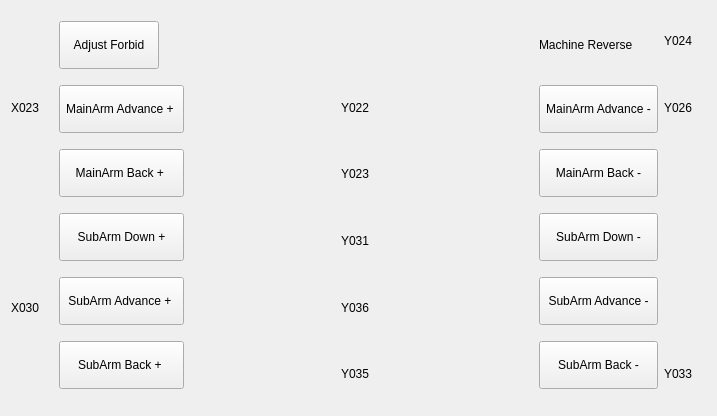
Above: hcmanualoperation/hcmanualadjustframe.ui from GaussCheng/2-5AxisPunch before the change. Below: the same form after it.
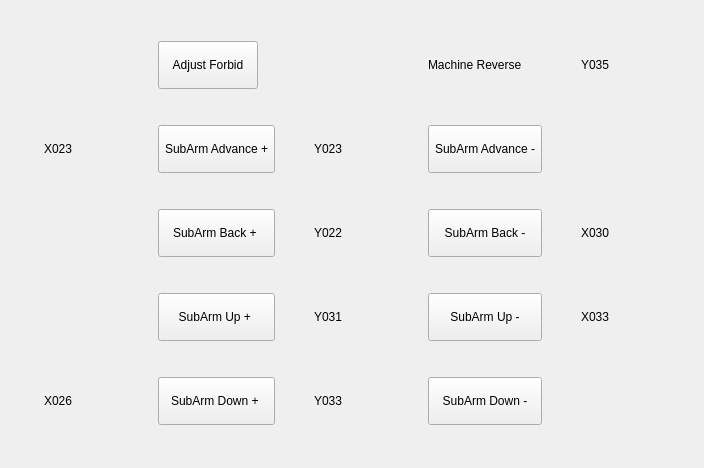
That is the form after the change. Icons and pictures are not drawn.

The edit to the form file:
```diff
--- a/hcmanualoperation/hcmanualadjustframe.ui
+++ b/hcmanualoperation/hcmanualadjustframe.ui
@@ -6,34 +6,47 @@
    <rect>
     <x>0</x>
     <y>0</y>
-    <width>717</width>
-    <height>416</height>
+    <width>704</width>
+    <height>468</height>
    </rect>
   </property>
   <property name="windowTitle">
    <string>Form</string>
   </property>
   <layout class="QGridLayout" name="gridLayout">
-   <item row="4" column="0">
-    <layout class="QHBoxLayout" name="horizontalLayout_10">
-     <item>
-      <widget class="QLabel" name="label_x030">
+   <item row="2" column="2">
+    <widget class="QToolButton" name="subArmAdvanceButton1">
        <property name="sizePolicy">
-        <sizepolicy hsizetype="Fixed" vsizetype="Fixed">
+      <sizepolicy hsizetype="Preferred" vsizetype="Preferred">
          <horstretch>0</horstretch>
          <verstretch>0</verstretch>
         </sizepolicy>
        </property>
-       <property name="layoutDirection">
-        <enum>Qt::RightToLeft</enum>
-       </property>
+     <property name="minimumSize">
+      <size>
+       <width>60</width>
+       <height>48</height>
+      </size>
+     </property>
+     <property name="maximumSize">
+      <size>
+       <width>146</width>
+       <height>16777215</height>
+      </size>
+     </property>
        <property name="text">
-        <string>X030</string>
-       </property>
-      </widget>
-     </item>
-     <item>
-      <widget class="QLabel" name="x030Status">
+      <string>SubArm Advance +</string>
+     </property>
+     <property name="autoRepeat">
+      <bool>true</bool>
+     </property>
+     <property name="autoRepeatDelay">
+      <number>100</number>
+     </property>
+    </widget>
+   </item>
+   <item row="2" column="1">
+    <widget class="QLabel" name="x023Status">
        <property name="sizePolicy">
         <sizepolicy hsizetype="Fixed" vsizetype="Fixed">
          <horstretch>0</horstretch>
@@ -60,12 +73,24 @@
        </property>
       </widget>
      </item>
-    </layout>
+   <item row="2" column="0">
+    <widget class="QLabel" name="label_x023">
+     <property name="sizePolicy">
+      <sizepolicy hsizetype="Fixed" vsizetype="Fixed">
+       <horstretch>0</horstretch>
+       <verstretch>0</verstretch>
+      </sizepolicy>
+     </property>
+     <property name="layoutDirection">
+      <enum>Qt::RightToLeft</enum>
+     </property>
+     <property name="text">
+      <string>X023</string>
+     </property>
+    </widget>
    </item>
-   <item row="4" column="3">
-    <layout class="QHBoxLayout" name="horizontalLayout_7">
-     <item>
-      <widget class="QLabel" name="label_y036">
+   <item row="2" column="3">
+    <widget class="QLabel" name="label_y023">
        <property name="sizePolicy">
         <sizepolicy hsizetype="Fixed" vsizetype="Fixed">
          <horstretch>0</horstretch>
@@ -76,12 +101,12 @@
         <enum>Qt::RightToLeft</enum>
        </property>
        <property name="text">
-        <string>Y036</string>
+      <string>Y023</string>
        </property>
       </widget>
      </item>
-     <item>
-      <widget class="QLabel" name="y036Status">
+   <item row="2" column="4">
+    <widget class="QLabel" name="y023Status">
        <property name="sizePolicy">
         <sizepolicy hsizetype="Fixed" vsizetype="Fixed">
          <horstretch>0</horstretch>
@@ -108,21 +133,54 @@
        </property>
       </widget>
      </item>
-    </layout>
+   <item row="2" column="5">
+    <widget class="QToolButton" name="subArmAdvanceButton2">
+     <property name="sizePolicy">
+      <sizepolicy hsizetype="Preferred" vsizetype="Preferred">
+       <horstretch>0</horstretch>
+       <verstretch>0</verstretch>
+      </sizepolicy>
+     </property>
+     <property name="minimumSize">
+      <size>
+       <width>60</width>
+       <height>48</height>
+      </size>
+     </property>
+     <property name="maximumSize">
+      <size>
+       <width>146</width>
+       <height>16777215</height>
+      </size>
+     </property>
+     <property name="text">
+      <string>SubArm Advance -</string>
+     </property>
+     <property name="autoRepeat">
+      <bool>true</bool>
+     </property>
+     <property name="autoRepeatDelay">
+      <number>100</number>
+     </property>
+    </widget>
    </item>
-   <item row="0" column="5" rowspan="6">
-    <layout class="QVBoxLayout" name="verticalLayout_4">
-     <item>
+   <item row="0" column="5">
       <widget class="QLabel" name="label_reverse">
        <property name="sizePolicy">
-        <sizepolicy hsizetype="Preferred" vsizetype="Fixed">
+      <sizepolicy hsizetype="Preferred" vsizetype="Preferred">
          <horstretch>0</horstretch>
          <verstretch>0</verstretch>
         </sizepolicy>
        </property>
+     <property name="minimumSize">
+      <size>
+       <width>60</width>
+       <height>48</height>
+      </size>
+     </property>
        <property name="maximumSize">
         <size>
-         <width>16777215</width>
+       <width>100</width>
          <height>48</height>
         </size>
        </property>
@@ -131,136 +189,51 @@
        </property>
       </widget>
      </item>
-     <item>
-      <widget class="QToolButton" name="mainAdvanceButton2">
-       <property name="minimumSize">
-        <size>
-         <width>70</width>
-         <height>48</height>
-        </size>
-       </property>
-       <property name="maximumSize">
-        <size>
-         <width>146</width>
-         <height>16777215</height>
-        </size>
+   <item row="0" column="6">
+    <widget class="QLabel" name="label_y035">
+     <property name="sizePolicy">
+      <sizepolicy hsizetype="Fixed" vsizetype="Fixed">
+       <horstretch>0</horstretch>
+       <verstretch>0</verstretch>
+      </sizepolicy>
+     </property>
+     <property name="layoutDirection">
+      <enum>Qt::RightToLeft</enum>
        </property>
        <property name="text">
-        <string>MainArm Advance -</string>
-       </property>
-       <property name="autoRepeat">
-        <bool>true</bool>
-       </property>
-       <property name="autoRepeatDelay">
-        <number>100</number>
-       </property>
-      </widget>
-     </item>
-     <item>
-      <widget class="QToolButton" name="mainBackButton2">
-       <property name="minimumSize">
-        <size>
-         <width>60</width>
-         <height>48</height>
-        </size>
+      <string>Y035</string>
+     </property>
+    </widget>
+   </item>
+   <item row="0" column="7">
+    <widget class="QLabel" name="y035Status">
+     <property name="sizePolicy">
+      <sizepolicy hsizetype="Fixed" vsizetype="Fixed">
+       <horstretch>0</horstretch>
+       <verstretch>0</verstretch>
+      </sizepolicy>
        </property>
        <property name="maximumSize">
         <size>
-         <width>146</width>
-         <height>16777215</height>
-        </size>
-       </property>
-       <property name="text">
-        <string>MainArm Back -</string>
-       </property>
-       <property name="autoRepeat">
-        <bool>true</bool>
-       </property>
-       <property name="autoRepeatDelay">
-        <number>100</number>
-       </property>
-      </widget>
-     </item>
-     <item>
-      <widget class="QToolButton" name="subDownButton2">
-       <property name="minimumSize">
-        <size>
-         <width>60</width>
-         <height>48</height>
-        </size>
-       </property>
-       <property name="maximumSize">
-        <size>
-         <width>146</width>
-         <height>16777215</height>
-        </size>
-       </property>
+       <width>16777215</width>
+       <height>100</height>
+      </size>
+     </property>
+     <property name="layoutDirection">
+      <enum>Qt::LeftToRight</enum>
+     </property>
        <property name="text">
-        <string>SubArm Down -</string>
-       </property>
-       <property name="autoRepeat">
-        <bool>true</bool>
-       </property>
-       <property name="autoRepeatDelay">
-        <number>100</number>
+      <string/>
+     </property>
+     <property name="pixmap">
+      <pixmap resource="../resource.qrc">:/resource/ledgray(16).png</pixmap>
+     </property>
+     <property name="alignment">
+      <set>Qt::AlignCenter</set>
        </property>
       </widget>
      </item>
-     <item>
-      <widget class="QToolButton" name="subAdvanceButton2">
-       <property name="minimumSize">
-        <size>
-         <width>60</width>
-         <height>48</height>
-        </size>
-       </property>
-       <property name="maximumSize">
-        <size>
-         <width>146</width>
-         <height>16777215</height>
-        </size>
-       </property>
-       <property name="text">
-        <string>SubArm Advance -</string>
-       </property>
-       <property name="autoRepeat">
-        <bool>true</bool>
-       </property>
-       <property name="autoRepeatDelay">
-        <number>100</number>
-       </property>
-      </widget>
-     </item>
-     <item>
-      <widget class="QToolButton" name="subBackButton2">
-       <property name="minimumSize">
-        <size>
-         <width>60</width>
-         <height>48</height>
-        </size>
-       </property>
-       <property name="maximumSize">
-        <size>
-         <width>146</width>
-         <height>16777215</height>
-        </size>
-       </property>
-       <property name="text">
-        <string>SubArm Back -</string>
-       </property>
-       <property name="autoRepeat">
-        <bool>true</bool>
-       </property>
-       <property name="autoRepeatDelay">
-        <number>100</number>
-       </property>
-      </widget>
-     </item>
-    </layout>
-   </item>
-   <item row="0" column="1" rowspan="6">
-    <layout class="QVBoxLayout" name="verticalLayout_3">
-     <item>
+   <item row="0" column="2">
       <widget class="QToolButton" name="AdjustForbidButton">
        <property name="minimumSize">
         <size>
@@ -285,33 +258,14 @@
        </property>
       </widget>
      </item>
-     <item>
-      <widget class="QToolButton" name="mainAdvanceButton1">
-       <property name="minimumSize">
-        <size>
-         <width>79</width>
-         <height>48</height>
-        </size>
-       </property>
-       <property name="maximumSize">
-        <size>
-         <width>146</width>
-         <height>16777215</height>
-        </size>
-       </property>
-       <property name="text">
-        <string>MainArm Advance + </string>
-       </property>
-       <property name="autoRepeat">
-        <bool>true</bool>
-       </property>
-       <property name="autoRepeatDelay">
-        <number>100</number>
-       </property>
-      </widget>
-     </item>
-     <item>
-      <widget class="QToolButton" name="mainBackButton1">
+   <item row="3" column="5">
+    <widget class="QToolButton" name="subArmBackButton2">
+     <property name="sizePolicy">
+      <sizepolicy hsizetype="Preferred" vsizetype="Preferred">
+       <horstretch>0</horstretch>
+       <verstretch>0</verstretch>
+      </sizepolicy>
+     </property>
        <property name="minimumSize">
         <size>
          <width>60</width>
@@ -325,7 +279,7 @@
         </size>
        </property>
        <property name="text">
-        <string>MainArm Back + </string>
+      <string>SubArm Back -</string>
        </property>
        <property name="autoRepeat">
         <bool>true</bool>
@@ -334,378 +288,11 @@
         <number>100</number>
        </property>
       </widget>
-     </item>
-     <item>
-      <widget class="QToolButton" name="subDownButton1">
-       <property name="minimumSize">
-        <size>
-         <width>60</width>
-         <height>48</height>
-        </size>
-       </property>
-       <property name="maximumSize">
-        <size>
-         <width>146</width>
-         <height>16777215</height>
-        </size>
-       </property>
-       <property name="text">
-        <string>SubArm Down +</string>
-       </property>
-       <property name="autoRepeat">
-        <bool>true</bool>
-       </property>
-       <property name="autoRepeatDelay">
-        <number>100</number>
-       </property>
-      </widget>
-     </item>
-     <item>
-      <widget class="QToolButton" name="subAdvanceButton1">
-       <property name="minimumSize">
-        <size>
-         <width>60</width>
-         <height>48</height>
-        </size>
-       </property>
-       <property name="maximumSize">
-        <size>
-         <width>146</width>
-         <height>16777215</height>
-        </size>
-       </property>
-       <property name="text">
-        <string>SubArm Advance + </string>
-       </property>
-       <property name="autoRepeat">
-        <bool>true</bool>
-       </property>
-       <property name="autoRepeatDelay">
-        <number>100</number>
-       </property>
-      </widget>
-     </item>
-     <item>
-      <widget class="QToolButton" name="subBackButton1">
-       <property name="minimumSize">
-        <size>
-         <width>60</width>
-         <height>48</height>
-        </size>
-       </property>
-       <property name="maximumSize">
-        <size>
-         <width>146</width>
-         <height>16777215</height>
-        </size>
-       </property>
-       <property name="text">
-        <string>SubArm Back + </string>
-       </property>
-       <property name="autoRepeat">
-        <bool>true</bool>
-       </property>
-       <property name="autoRepeatDelay">
-        <number>100</number>
-       </property>
-      </widget>
-     </item>
-    </layout>
    </item>
    <item row="3" column="3">
-    <layout class="QHBoxLayout" name="horizontalLayout_6">
-     <item>
-      <widget class="QLabel" name="label_y031">
-       <property name="sizePolicy">
-        <sizepolicy hsizetype="Fixed" vsizetype="Fixed">
-         <horstretch>0</horstretch>
-         <verstretch>0</verstretch>
-        </sizepolicy>
-       </property>
-       <property name="layoutDirection">
-        <enum>Qt::RightToLeft</enum>
-       </property>
-       <property name="text">
-        <string>Y031</string>
-       </property>
-      </widget>
-     </item>
-     <item>
-      <widget class="QLabel" name="y031Status">
-       <property name="sizePolicy">
-        <sizepolicy hsizetype="Fixed" vsizetype="Fixed">
-         <horstretch>0</horstretch>
-         <verstretch>0</verstretch>
-        </sizepolicy>
-       </property>
-       <property name="maximumSize">
-        <size>
-         <width>16777215</width>
-         <height>100</height>
-        </size>
-       </property>
-       <property name="layoutDirection">
-        <enum>Qt::LeftToRight</enum>
-       </property>
-       <property name="text">
-        <string/>
-       </property>
-       <property name="pixmap">
-        <pixmap resource="../resource.qrc">:/resource/ledgray(16).png</pixmap>
-       </property>
-       <property name="alignment">
-        <set>Qt::AlignCenter</set>
-       </property>
-      </widget>
-     </item>
-    </layout>
-   </item>
-   <item row="5" column="3">
-    <layout class="QHBoxLayout" name="horizontalLayout_8">
-     <item>
-      <widget class="QLabel" name="label_y035">
-       <property name="sizePolicy">
-        <sizepolicy hsizetype="Fixed" vsizetype="Fixed">
-         <horstretch>0</horstretch>
-         <verstretch>0</verstretch>
-        </sizepolicy>
-       </property>
-       <property name="layoutDirection">
-        <enum>Qt::RightToLeft</enum>
-       </property>
-       <property name="text">
-        <string>Y035</string>
-       </property>
-      </widget>
-     </item>
-     <item>
-      <widget class="QLabel" name="y035Status">
-       <property name="sizePolicy">
-        <sizepolicy hsizetype="Fixed" vsizetype="Fixed">
-         <horstretch>0</horstretch>
-         <verstretch>0</verstretch>
-        </sizepolicy>
-       </property>
-       <property name="maximumSize">
-        <size>
-         <width>16777215</width>
-         <height>100</height>
-        </size>
-       </property>
-       <property name="layoutDirection">
-        <enum>Qt::LeftToRight</enum>
-       </property>
-       <property name="text">
-        <string/>
-       </property>
-       <property name="pixmap">
-        <pixmap resource="../resource.qrc">:/resource/ledgray(16).png</pixmap>
-       </property>
-       <property name="alignment">
-        <set>Qt::AlignCenter</set>
-       </property>
-      </widget>
-     </item>
-    </layout>
-   </item>
-   <item row="2" column="3">
-    <layout class="QHBoxLayout" name="horizontalLayout_5">
-     <item>
-      <widget class="QLabel" name="label_y023">
-       <property name="sizePolicy">
-        <sizepolicy hsizetype="Fixed" vsizetype="Fixed">
-         <horstretch>0</horstretch>
-         <verstretch>0</verstretch>
-        </sizepolicy>
-       </property>
-       <property name="layoutDirection">
-        <enum>Qt::RightToLeft</enum>
-       </property>
-       <property name="text">
-        <string>Y023</string>
-       </property>
-      </widget>
-     </item>
-     <item>
-      <widget class="QLabel" name="y023Status">
-       <property name="sizePolicy">
-        <sizepolicy hsizetype="Fixed" vsizetype="Fixed">
-         <horstretch>0</horstretch>
-         <verstretch>0</verstretch>
-        </sizepolicy>
-       </property>
-       <property name="maximumSize">
-        <size>
-         <width>16777215</width>
-         <height>100</height>
-        </size>
-       </property>
-       <property name="layoutDirection">
-        <enum>Qt::LeftToRight</enum>
-       </property>
-       <property name="text">
-        <string/>
-       </property>
-       <property name="pixmap">
-        <pixmap resource="../resource.qrc">:/resource/ledgray(16).png</pixmap>
-       </property>
-       <property name="alignment">
-        <set>Qt::AlignCenter</set>
-       </property>
-      </widget>
-     </item>
-    </layout>
-   </item>
-   <item row="1" column="0">
-    <layout class="QHBoxLayout" name="horizontalLayout_9">
-     <item>
-      <widget class="QLabel" name="label_x023">
-       <property name="sizePolicy">
-        <sizepolicy hsizetype="Fixed" vsizetype="Fixed">
-         <horstretch>0</horstretch>
-         <verstretch>0</verstretch>
-        </sizepolicy>
-       </property>
-       <property name="layoutDirection">
-        <enum>Qt::RightToLeft</enum>
-       </property>
-       <property name="text">
-        <string>X023</string>
-       </property>
-      </widget>
-     </item>
-     <item>
-      <widget class="QLabel" name="x023Status">
-       <property name="sizePolicy">
-        <sizepolicy hsizetype="Fixed" vsizetype="Fixed">
-         <horstretch>0</horstretch>
-         <verstretch>0</verstretch>
-        </sizepolicy>
-       </property>
-       <property name="maximumSize">
-        <size>
-         <width>16777215</width>
-         <height>100</height>
-        </size>
-       </property>
-       <property name="layoutDirection">
-        <enum>Qt::LeftToRight</enum>
-       </property>
-       <property name="text">
-        <string/>
-       </property>
-       <property name="pixmap">
-        <pixmap resource="../resource.qrc">:/resource/ledgray(16).png</pixmap>
-       </property>
-       <property name="alignment">
-        <set>Qt::AlignCenter</set>
-       </property>
-      </widget>
-     </item>
-    </layout>
-   </item>
-   <item row="0" column="6">
-    <layout class="QHBoxLayout" name="horizontalLayout">
-     <item>
-      <widget class="QLabel" name="label_y024">
-       <property name="sizePolicy">
-        <sizepolicy hsizetype="Fixed" vsizetype="Fixed">
-         <horstretch>0</horstretch>
-         <verstretch>0</verstretch>
-        </sizepolicy>
-       </property>
-       <property name="layoutDirection">
-        <enum>Qt::RightToLeft</enum>
-       </property>
-       <property name="text">
-        <string>Y024</string>
-       </property>
-      </widget>
-     </item>
-     <item>
-      <widget class="QLabel" name="y024Status">
-       <property name="sizePolicy">
-        <sizepolicy hsizetype="Fixed" vsizetype="Fixed">
-         <horstretch>0</horstretch>
-         <verstretch>0</verstretch>
-        </sizepolicy>
-       </property>
-       <property name="maximumSize">
-        <size>
-         <width>16777215</width>
-         <height>100</height>
-        </size>
-       </property>
-       <property name="layoutDirection">
-        <enum>Qt::LeftToRight</enum>
-       </property>
-       <property name="text">
-        <string/>
-       </property>
-       <property name="pixmap">
-        <pixmap resource="../resource.qrc">:/resource/ledgray(16).png</pixmap>
-       </property>
-       <property name="alignment">
-        <set>Qt::AlignCenter</set>
-       </property>
-      </widget>
-     </item>
-    </layout>
-   </item>
-   <item row="1" column="6">
-    <layout class="QHBoxLayout" name="horizontalLayout_2">
-     <item>
-      <widget class="QLabel" name="label_y026">
-       <property name="sizePolicy">
-        <sizepolicy hsizetype="Fixed" vsizetype="Fixed">
-         <horstretch>0</horstretch>
-         <verstretch>0</verstretch>
-        </sizepolicy>
-       </property>
-       <property name="layoutDirection">
-        <enum>Qt::RightToLeft</enum>
-       </property>
-       <property name="text">
-        <string>Y026</string>
-       </property>
-      </widget>
-     </item>
-     <item>
-      <widget class="QLabel" name="y026Status">
-       <property name="sizePolicy">
-        <sizepolicy hsizetype="Fixed" vsizetype="Fixed">
-         <horstretch>0</horstretch>
-         <verstretch>0</verstretch>
-        </sizepolicy>
-       </property>
-       <property name="maximumSize">
-        <size>
-         <width>16777215</width>
-         <height>100</height>
-        </size>
-       </property>
-       <property name="layoutDirection">
-        <enum>Qt::LeftToRight</enum>
-       </property>
-       <property name="text">
-        <string/>
-       </property>
-       <property name="pixmap">
-        <pixmap resource="../resource.qrc">:/resource/ledgray(16).png</pixmap>
-       </property>
-       <property name="alignment">
-        <set>Qt::AlignCenter</set>
-       </property>
-      </widget>
-     </item>
-    </layout>
-   </item>
-   <item row="1" column="3">
-    <layout class="QHBoxLayout" name="horizontalLayout_4">
-     <item>
       <widget class="QLabel" name="label_y022">
        <property name="sizePolicy">
-        <sizepolicy hsizetype="Preferred" vsizetype="Fixed">
+      <sizepolicy hsizetype="Fixed" vsizetype="Fixed">
          <horstretch>0</horstretch>
          <verstretch>0</verstretch>
         </sizepolicy>
@@ -718,10 +305,10 @@
        </property>
       </widget>
      </item>
-     <item>
+   <item row="3" column="4">
       <widget class="QLabel" name="y022Status">
        <property name="sizePolicy">
-        <sizepolicy hsizetype="Preferred" vsizetype="Fixed">
+      <sizepolicy hsizetype="Fixed" vsizetype="Fixed">
          <horstretch>0</horstretch>
          <verstretch>0</verstretch>
         </sizepolicy>
@@ -746,11 +333,234 @@
        </property>
       </widget>
      </item>
-    </layout>
+   <item row="3" column="2">
+    <widget class="QToolButton" name="subArmBackButton1">
+     <property name="sizePolicy">
+      <sizepolicy hsizetype="Preferred" vsizetype="Preferred">
+       <horstretch>0</horstretch>
+       <verstretch>0</verstretch>
+      </sizepolicy>
+     </property>
+     <property name="minimumSize">
+      <size>
+       <width>60</width>
+       <height>48</height>
+      </size>
+     </property>
+     <property name="maximumSize">
+      <size>
+       <width>146</width>
+       <height>16777215</height>
+      </size>
+     </property>
+     <property name="text">
+      <string>SubArm Back + </string>
+     </property>
+     <property name="autoRepeat">
+      <bool>true</bool>
+     </property>
+     <property name="autoRepeatDelay">
+      <number>100</number>
+     </property>
+    </widget>
    </item>
-   <item row="5" column="6">
-    <layout class="QHBoxLayout" name="horizontalLayout_3">
-     <item>
+   <item row="4" column="2">
+    <widget class="QToolButton" name="subArmUpButton1">
+     <property name="sizePolicy">
+      <sizepolicy hsizetype="Preferred" vsizetype="Preferred">
+       <horstretch>0</horstretch>
+       <verstretch>0</verstretch>
+      </sizepolicy>
+     </property>
+     <property name="minimumSize">
+      <size>
+       <width>60</width>
+       <height>48</height>
+      </size>
+     </property>
+     <property name="maximumSize">
+      <size>
+       <width>146</width>
+       <height>16777215</height>
+      </size>
+     </property>
+     <property name="text">
+      <string>SubArm Up + </string>
+     </property>
+     <property name="autoRepeat">
+      <bool>true</bool>
+     </property>
+     <property name="autoRepeatDelay">
+      <number>100</number>
+     </property>
+    </widget>
+   </item>
+   <item row="5" column="2">
+    <widget class="QToolButton" name="subArmDownButton1">
+     <property name="sizePolicy">
+      <sizepolicy hsizetype="Preferred" vsizetype="Preferred">
+       <horstretch>0</horstretch>
+       <verstretch>0</verstretch>
+      </sizepolicy>
+     </property>
+     <property name="minimumSize">
+      <size>
+       <width>60</width>
+       <height>48</height>
+      </size>
+     </property>
+     <property name="maximumSize">
+      <size>
+       <width>146</width>
+       <height>16777215</height>
+      </size>
+     </property>
+     <property name="text">
+      <string>SubArm Down + </string>
+     </property>
+     <property name="autoRepeat">
+      <bool>true</bool>
+     </property>
+     <property name="autoRepeatDelay">
+      <number>100</number>
+     </property>
+    </widget>
+   </item>
+   <item row="4" column="5">
+    <widget class="QToolButton" name="subArmUpButton2">
+     <property name="sizePolicy">
+      <sizepolicy hsizetype="Preferred" vsizetype="Preferred">
+       <horstretch>0</horstretch>
+       <verstretch>0</verstretch>
+      </sizepolicy>
+     </property>
+     <property name="minimumSize">
+      <size>
+       <width>60</width>
+       <height>48</height>
+      </size>
+     </property>
+     <property name="maximumSize">
+      <size>
+       <width>146</width>
+       <height>16777215</height>
+      </size>
+     </property>
+     <property name="text">
+      <string>SubArm Up -</string>
+     </property>
+     <property name="autoRepeat">
+      <bool>true</bool>
+     </property>
+     <property name="autoRepeatDelay">
+      <number>100</number>
+     </property>
+    </widget>
+   </item>
+   <item row="5" column="5">
+    <widget class="QToolButton" name="subArmDownButton2">
+     <property name="sizePolicy">
+      <sizepolicy hsizetype="Preferred" vsizetype="Preferred">
+       <horstretch>0</horstretch>
+       <verstretch>0</verstretch>
+      </sizepolicy>
+     </property>
+     <property name="minimumSize">
+      <size>
+       <width>60</width>
+       <height>48</height>
+      </size>
+     </property>
+     <property name="maximumSize">
+      <size>
+       <width>146</width>
+       <height>16777215</height>
+      </size>
+     </property>
+     <property name="text">
+      <string>SubArm Down -</string>
+     </property>
+     <property name="autoRepeat">
+      <bool>true</bool>
+     </property>
+     <property name="autoRepeatDelay">
+      <number>100</number>
+     </property>
+    </widget>
+   </item>
+   <item row="4" column="4">
+    <widget class="QLabel" name="y031Status">
+     <property name="sizePolicy">
+      <sizepolicy hsizetype="Fixed" vsizetype="Fixed">
+       <horstretch>0</horstretch>
+       <verstretch>0</verstretch>
+      </sizepolicy>
+     </property>
+     <property name="maximumSize">
+      <size>
+       <width>16777215</width>
+       <height>100</height>
+      </size>
+     </property>
+     <property name="layoutDirection">
+      <enum>Qt::LeftToRight</enum>
+     </property>
+     <property name="text">
+      <string/>
+     </property>
+     <property name="pixmap">
+      <pixmap resource="../resource.qrc">:/resource/ledgray(16).png</pixmap>
+     </property>
+     <property name="alignment">
+      <set>Qt::AlignCenter</set>
+     </property>
+    </widget>
+   </item>
+   <item row="4" column="3">
+    <widget class="QLabel" name="label_y031">
+     <property name="sizePolicy">
+      <sizepolicy hsizetype="Fixed" vsizetype="Fixed">
+       <horstretch>0</horstretch>
+       <verstretch>0</verstretch>
+      </sizepolicy>
+     </property>
+     <property name="layoutDirection">
+      <enum>Qt::RightToLeft</enum>
+     </property>
+     <property name="text">
+      <string>Y031</string>
+     </property>
+    </widget>
+   </item>
+   <item row="5" column="4">
+    <widget class="QLabel" name="y033Status">
+     <property name="sizePolicy">
+      <sizepolicy hsizetype="Fixed" vsizetype="Fixed">
+       <horstretch>0</horstretch>
+       <verstretch>0</verstretch>
+      </sizepolicy>
+     </property>
+     <property name="maximumSize">
+      <size>
+       <width>16777215</width>
+       <height>100</height>
+      </size>
+     </property>
+     <property name="layoutDirection">
+      <enum>Qt::LeftToRight</enum>
+     </property>
+     <property name="text">
+      <string/>
+     </property>
+     <property name="pixmap">
+      <pixmap resource="../resource.qrc">:/resource/ledgray(16).png</pixmap>
+     </property>
+     <property name="alignment">
+      <set>Qt::AlignCenter</set>
+     </property>
+    </widget>
+   </item>
+   <item row="5" column="3">
       <widget class="QLabel" name="label_y033">
        <property name="sizePolicy">
         <sizepolicy hsizetype="Fixed" vsizetype="Fixed">
@@ -766,8 +576,8 @@
        </property>
       </widget>
      </item>
-     <item>
-      <widget class="QLabel" name="y033Status">
+   <item row="5" column="1">
+    <widget class="QLabel" name="x026Status">
        <property name="sizePolicy">
         <sizepolicy hsizetype="Fixed" vsizetype="Fixed">
          <horstretch>0</horstretch>
@@ -794,33 +604,109 @@
        </property>
       </widget>
      </item>
-    </layout>
+   <item row="5" column="0">
+    <widget class="QLabel" name="label_x026">
+     <property name="sizePolicy">
+      <sizepolicy hsizetype="Fixed" vsizetype="Fixed">
+       <horstretch>0</horstretch>
+       <verstretch>0</verstretch>
+      </sizepolicy>
+     </property>
+     <property name="layoutDirection">
+      <enum>Qt::RightToLeft</enum>
+     </property>
+     <property name="text">
+      <string>X026</string>
+     </property>
+    </widget>
    </item>
-   <item row="2" column="2">
-    <spacer name="horizontalSpacer_2">
-     <property name="orientation">
-      <enum>Qt::Horizontal</enum>
+   <item row="3" column="6">
+    <widget class="QLabel" name="label_x030">
+     <property name="sizePolicy">
+      <sizepolicy hsizetype="Fixed" vsizetype="Fixed">
+       <horstretch>0</horstretch>
+       <verstretch>0</verstretch>
+      </sizepolicy>
      </property>
-     <property name="sizeHint" stdset="0">
+     <property name="layoutDirection">
+      <enum>Qt::RightToLeft</enum>
+     </property>
+     <property name="text">
+      <string>X030</string>
+     </property>
+    </widget>
+   </item>
+   <item row="3" column="7">
+    <widget class="QLabel" name="x030Status">
+     <property name="sizePolicy">
+      <sizepolicy hsizetype="Fixed" vsizetype="Fixed">
+       <horstretch>0</horstretch>
+       <verstretch>0</verstretch>
+      </sizepolicy>
+     </property>
+     <property name="maximumSize">
       <size>
-       <width>40</width>
-       <height>20</height>
+       <width>16777215</width>
+       <height>100</height>
       </size>
      </property>
-    </spacer>
+     <property name="layoutDirection">
+      <enum>Qt::LeftToRight</enum>
+     </property>
+     <property name="text">
+      <string/>
+     </property>
+     <property name="pixmap">
+      <pixmap resource="../resource.qrc">:/resource/ledgray(16).png</pixmap>
+     </property>
+     <property name="alignment">
+      <set>Qt::AlignCenter</set>
+     </property>
+    </widget>
    </item>
-   <item row="2" column="4">
-    <spacer name="horizontalSpacer">
-     <property name="orientation">
-      <enum>Qt::Horizontal</enum>
+   <item row="4" column="7">
+    <widget class="QLabel" name="x033Status">
+     <property name="sizePolicy">
+      <sizepolicy hsizetype="Fixed" vsizetype="Fixed">
+       <horstretch>0</horstretch>
+       <verstretch>0</verstretch>
+      </sizepolicy>
      </property>
-     <property name="sizeHint" stdset="0">
+     <property name="maximumSize">
       <size>
-       <width>40</width>
-       <height>20</height>
+       <width>16777215</width>
+       <height>100</height>
       </size>
      </property>
-    </spacer>
+     <property name="layoutDirection">
+      <enum>Qt::LeftToRight</enum>
+     </property>
+     <property name="text">
+      <string/>
+     </property>
+     <property name="pixmap">
+      <pixmap resource="../resource.qrc">:/resource/ledgray(16).png</pixmap>
+     </property>
+     <property name="alignment">
+      <set>Qt::AlignCenter</set>
+     </property>
+    </widget>
+   </item>
+   <item row="4" column="6">
+    <widget class="QLabel" name="label_x033">
+     <property name="sizePolicy">
+      <sizepolicy hsizetype="Fixed" vsizetype="Fixed">
+       <horstretch>0</horstretch>
+       <verstretch>0</verstretch>
+      </sizepolicy>
+     </property>
+     <property name="layoutDirection">
+      <enum>Qt::RightToLeft</enum>
+     </property>
+     <property name="text">
+      <string>X033</string>
+     </property>
+    </widget>
    </item>
   </layout>
  </widget>
```
Lines whose indentation alone changed are shown as unchanged.
